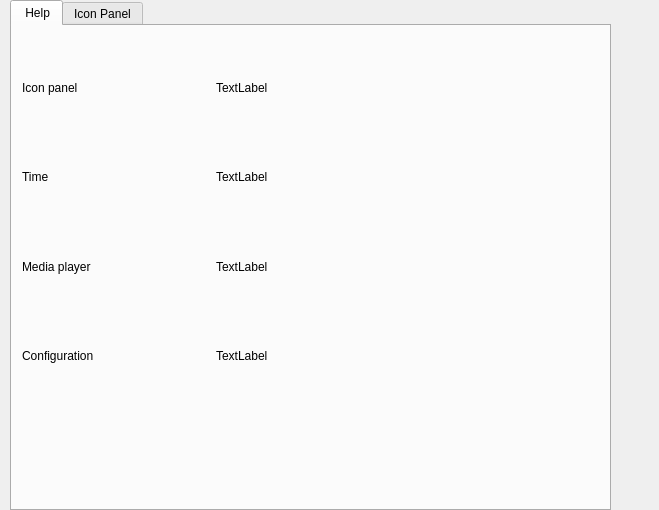
Old version of the form Vass_2/config.ui in the repository fobannit-studio/Vass-2.
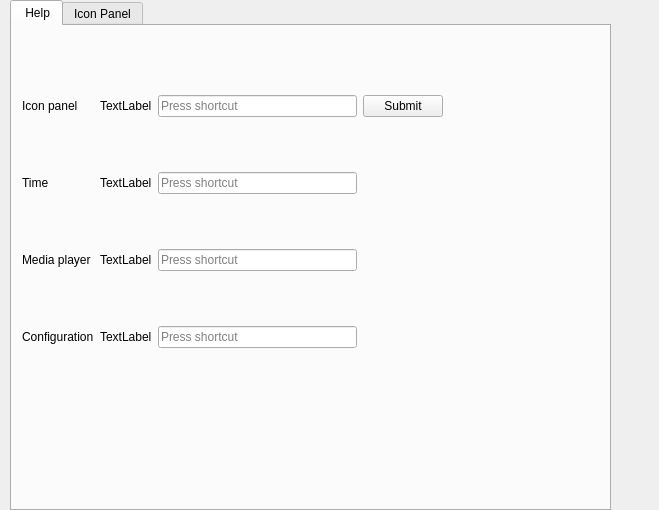
New version of the form.

Patch:
```diff
--- a/Vass_2/config.ui
+++ b/Vass_2/config.ui
@@ -40,12 +40,12 @@
          <rect>
           <x>10</x>
           <y>20</y>
-          <width>381</width>
+          <width>421</width>
           <height>351</height>
          </rect>
         </property>
         <layout class="QGridLayout" name="gridLayout">
-         <item row="2" column="1">
+         <item row="5" column="1">
           <widget class="QLabel" name="m_p_l">
            <property name="autoFillBackground">
             <bool>false</bool>
@@ -58,7 +58,10 @@
            </property>
           </widget>
          </item>
-         <item row="1" column="0">
+         <item row="4" column="2">
+          <widget class="QKeySequenceEdit" name="time"/>
+         </item>
+         <item row="4" column="0">
           <widget class="QLabel" name="label_3">
            <property name="autoFillBackground">
             <bool>false</bool>
@@ -71,7 +74,23 @@
            </property>
           </widget>
          </item>
-         <item row="3" column="0">
+         <item row="0" column="1">
+          <widget class="QLabel" name="i_p_l">
+           <property name="autoFillBackground">
+            <bool>false</bool>
+           </property>
+           <property name="text">
+            <string>TextLabel</string>
+           </property>
+           <property name="margin">
+            <number>10</number>
+           </property>
+          </widget>
+         </item>
+         <item row="5" column="2">
+          <widget class="QKeySequenceEdit" name="media"/>
+         </item>
+         <item row="6" column="0">
           <widget class="QLabel" name="label_7">
            <property name="autoFillBackground">
             <bool>false</bool>
@@ -84,7 +103,10 @@
            </property>
           </widget>
          </item>
-         <item row="1" column="1">
+         <item row="6" column="2">
+          <widget class="QKeySequenceEdit" name="config_2"/>
+         </item>
+         <item row="4" column="1">
           <widget class="QLabel" name="t_p_l">
            <property name="autoFillBackground">
             <bool>false</bool>
@@ -97,6 +119,9 @@
            </property>
           </widget>
          </item>
+         <item row="0" column="2">
+          <widget class="QKeySequenceEdit" name="icon"/>
+         </item>
          <item row="0" column="0">
           <widget class="QLabel" name="label_2">
            <property name="autoFillBackground">
@@ -110,7 +135,7 @@
            </property>
           </widget>
          </item>
-         <item row="2" column="0">
+         <item row="5" column="0">
           <widget class="QLabel" name="label_5">
            <property name="autoFillBackground">
             <bool>false</bool>
@@ -123,7 +148,7 @@
            </property>
           </widget>
          </item>
-         <item row="3" column="1">
+         <item row="6" column="1">
           <widget class="QLabel" name="c_p_l">
            <property name="autoFillBackground">
             <bool>false</bool>
@@ -136,16 +161,10 @@
            </property>
           </widget>
          </item>
-         <item row="0" column="1">
-          <widget class="QLabel" name="i_p_l">
-           <property name="autoFillBackground">
-            <bool>false</bool>
-           </property>
+         <item row="0" column="3">
+          <widget class="QPushButton" name="submit">
            <property name="text">
-            <string>TextLabel</string>
-           </property>
-           <property name="margin">
-            <number>10</number>
+            <string>Submit</string>
            </property>
           </widget>
          </item>
```
